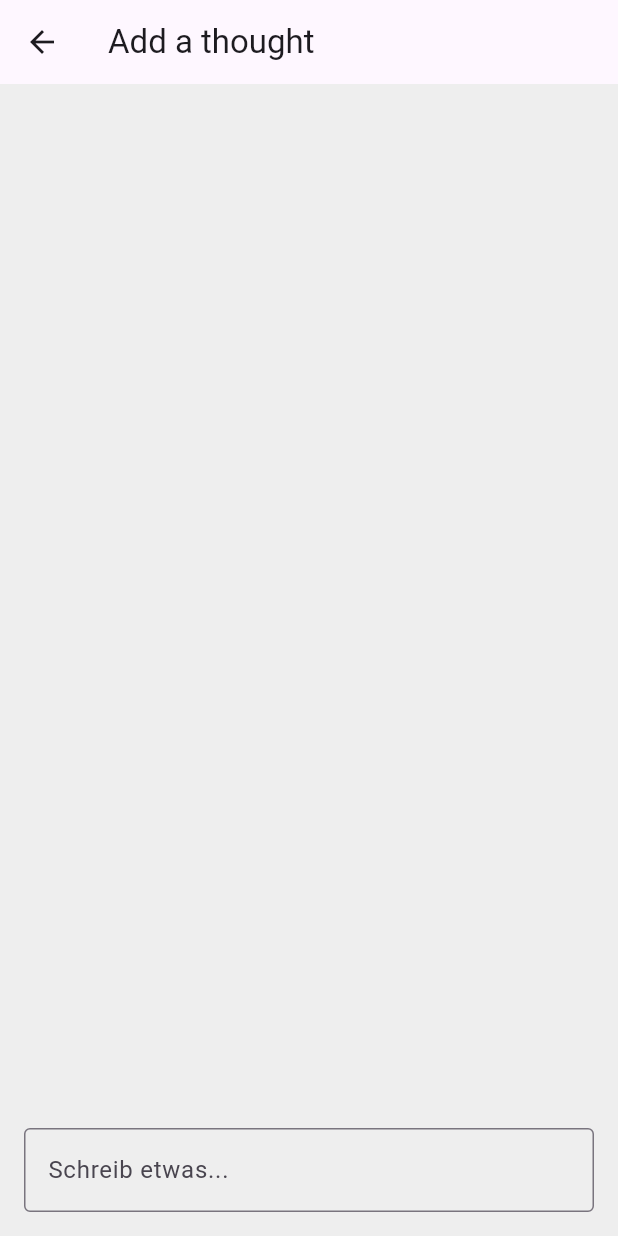
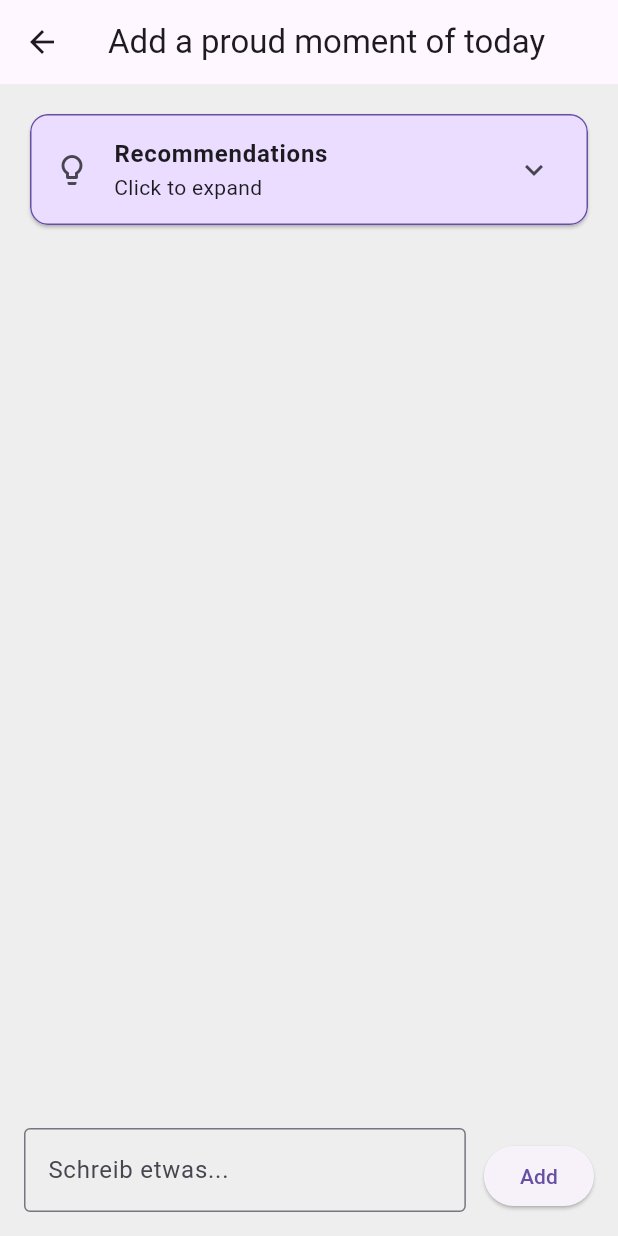
Before and after one commit to Kilinutz1/HackJunction, a Flutter app: the TexttInput screen opened directly, on a phone screen of 412 x 824 dp. Run offline on Flutter 3.47's test engine with Material 3 defaults, Android fonts, the phone set to English and light mode, and no system bars.

Commit message:
add done for now

```diff
--- a/analysis_options.yaml
+++ b/analysis_options.yaml
@@ -7,6 +7,15 @@
 
 # The following line activates a set of recommended lints for Flutter apps,
 # packages, and plugins designed to encourage good coding practices.
+analyzer:
+  exclude:
+    - build/**
+    - android/**
+    - ios/**
+    - web/**
+    - windows/**
+    - macos/**
+    - linux/**
 include: package:flutter_lints/flutter.yaml
 
 linter:
--- a/lib/add.dart
+++ b/lib/add.dart
@@ -20,15 +20,45 @@ class _TexttInputState extends State<TexttInput> {
   Widget build(BuildContext context) {
     return Scaffold(
       appBar: AppBar(
-        title: const Text('Add a thought'),
+        title: const Text('Add a proud moment of today'),
       ),
       body: SafeArea(
         child: Padding(
           padding: const EdgeInsets.all(16),
           child: Column(
             children: [
+              Card(
+                color: Theme.of(context).colorScheme.primaryContainer,
+                shape: RoundedRectangleBorder(
+                  borderRadius: BorderRadius.circular(12),
+                  side: BorderSide(
+                    color: Theme.of(context).colorScheme.primary,
+                  ),
+                ),
+                clipBehavior: Clip.antiAlias,
+                child: const ExpansionTile(
+                  leading: Icon(Icons.lightbulb_outline),
+                  title: Text(
+                    'Recommendations',
+                    style: TextStyle(fontWeight: FontWeight.bold),
+                  ),
+                  subtitle: Text('Click to expand'),
+                  children: [
+                    ListTile(title: Text('Example 1')),
+                    ListTile(title: Text('Example 2')),
+                    ListTile(title: Text('Example 3')),
+                    ListTile(title: Text('Example 4')),
+                    ListTile(title: Text('Example 5')),
+                  ],
+                ),
+              ),
+
               const Spacer(),
-              TextField(
+              Row(
+                crossAxisAlignment: CrossAxisAlignment.end,
+                children: [
+                  Expanded(
+                    child: TextField(
                       controller: _textController,
                       minLines: 1,
                       maxLines: 4,
@@ -37,6 +67,14 @@ class _TexttInputState extends State<TexttInput> {
                         border: OutlineInputBorder(),
                       ),
                     ),
+                  ),
+                  const SizedBox(width: 12),
+                  ElevatedButton(
+                    onPressed: () {},
+                    child: const Text('Add'),
+                  ),
+                ],
+              ),
             ],
           ),
         ),
```
Also changed, not shown: pubspec.lock. Lines whose indentation alone changed are shown as unchanged.
